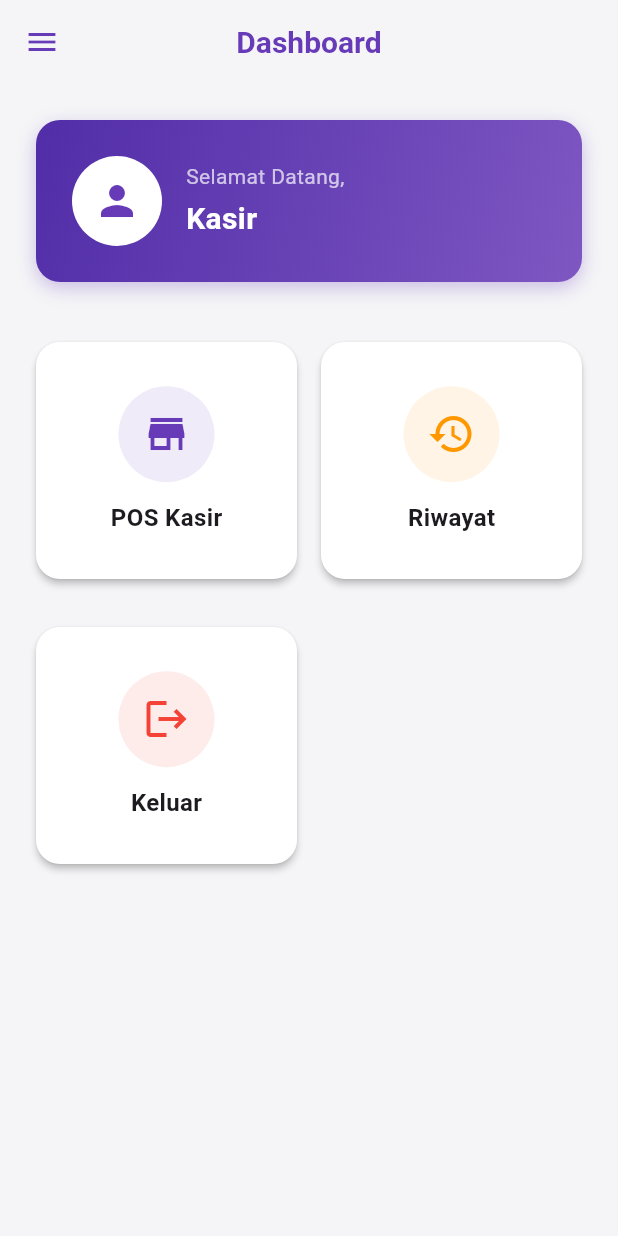
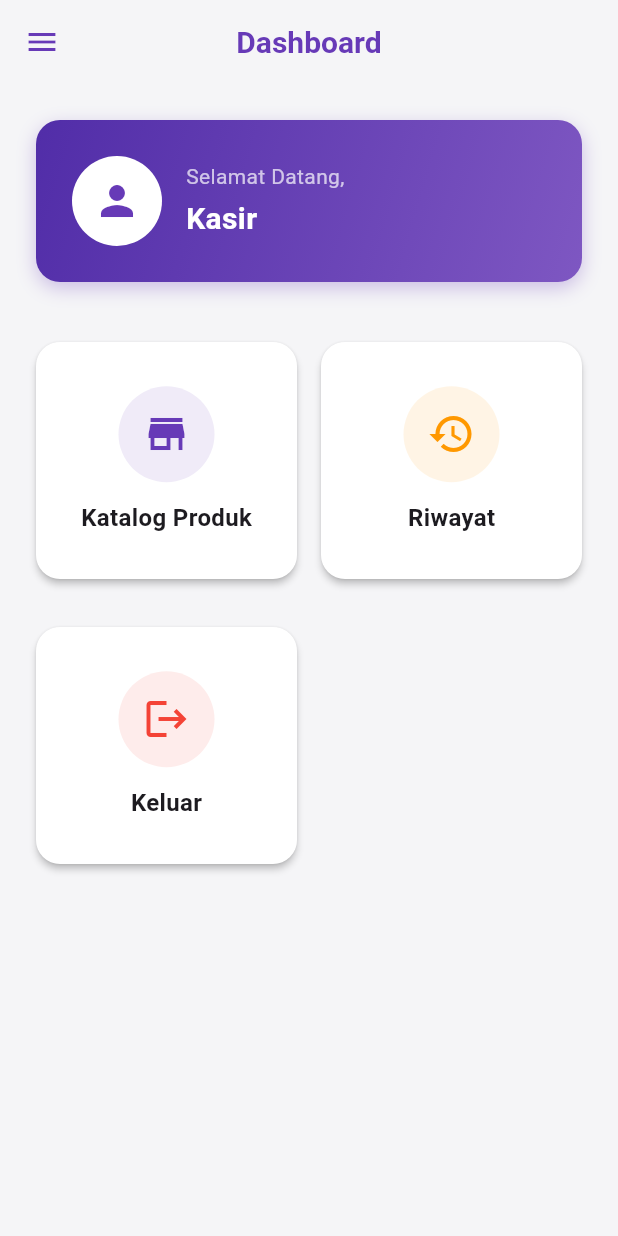
Before and after one commit to rizkipr05/Snappos-app, a Flutter app: the DashboardPage screen opened directly, on a phone screen of 412 x 824 dp. Run offline on Flutter 3.47's test engine with Material 3 defaults, Android fonts, the phone set to English and light mode, and no system bars; our stand-ins replace image_picker, shared_preferences; accounts and stored records are empty.

Commit message:
feat: Add customer name column to transactions, rename dashboard menu item to "Katalog Produk", and include a new product image.

```diff
--- a/snappos_flutter/lib/features/dashboard/dashboard_page.dart
+++ b/snappos_flutter/lib/features/dashboard/dashboard_page.dart
@@ -117,7 +117,7 @@ class _DashboardPageState extends State<DashboardPage> {
               physics: const NeverScrollableScrollPhysics(),
               children: [
                 _menuItem(
-                  "POS Kasir",
+                  "Katalog Produk",
                   Icons.store,
                   Colors.deepPurple,
                   () => Navigator.push(context, MaterialPageRoute(builder: (_) => const ProductListPage())),
```
